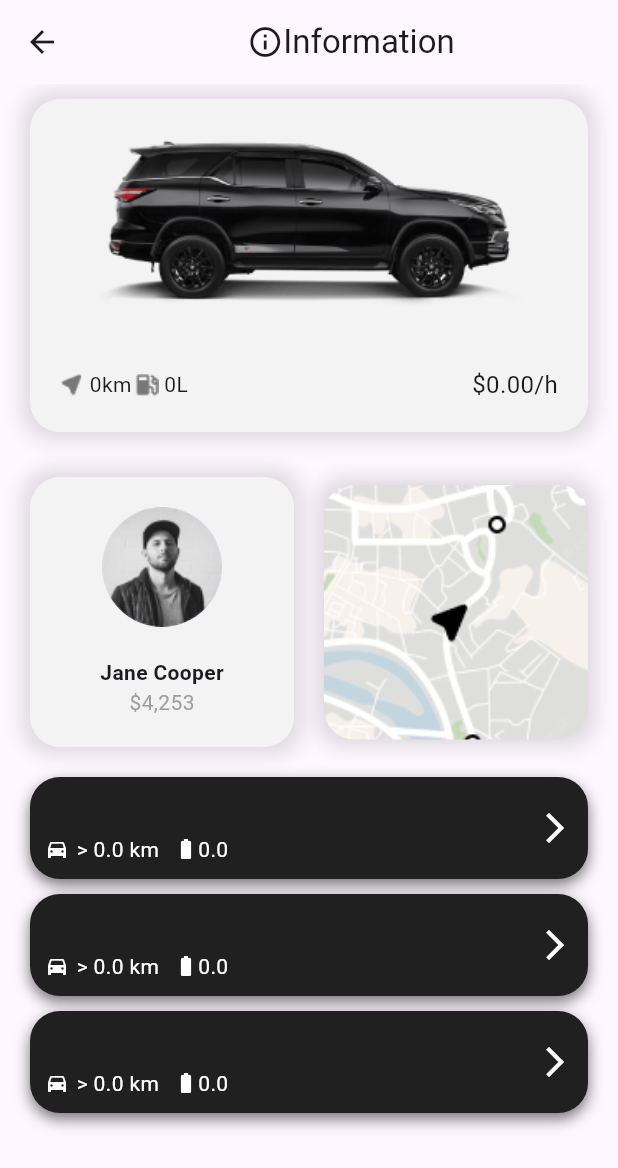
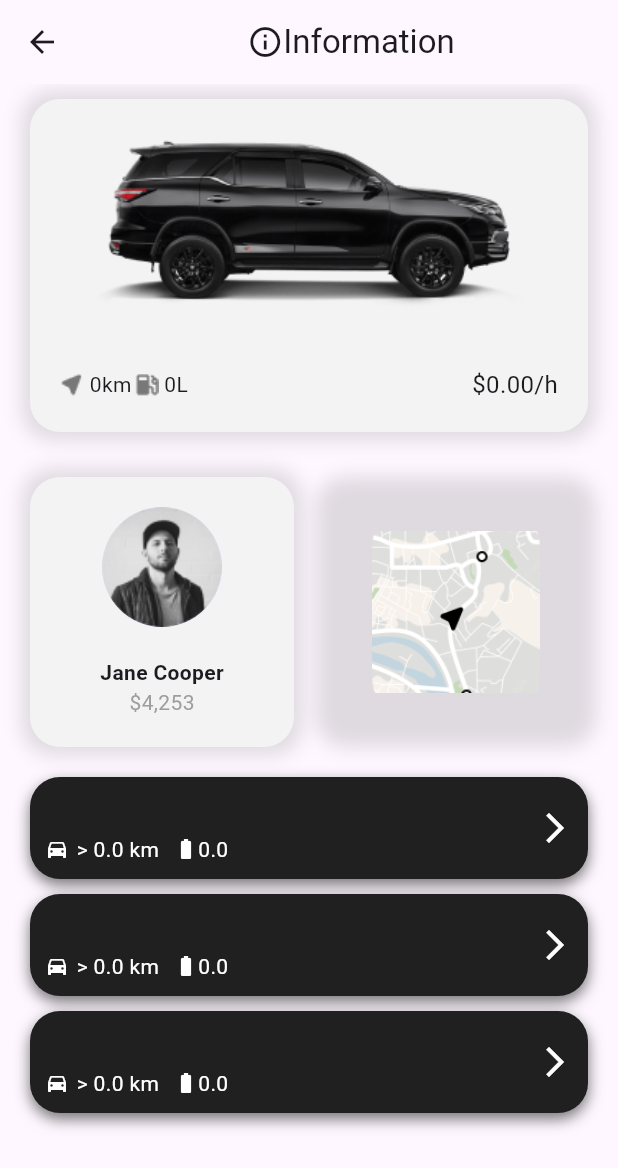
Before and after one commit to rostikKalabishka/car_app, a Flutter app: the CarDetailsPage screen opened directly with empty values, on a phone screen of 412 x 824 dp. Shown: the top 1168 px of the screen. Run offline on Flutter 3.47's test engine with Material 3 defaults, Android fonts, the phone set to English and light mode, and no system bars; our stand-ins replace firebase_core, flutter_map, latlong2; accounts and stored records are empty.

Commit message:
add animation

```diff
--- a/lib/presentation/page/car_details_page.dart
+++ b/lib/presentation/page/car_details_page.dart
@@ -4,9 +4,38 @@ import 'package:car_app/presentation/widgets/car_card.dart';
 import 'package:car_app/presentation/widgets/more_card.dart';
 import 'package:flutter/material.dart';
 
-class CarDetailsPage extends StatelessWidget {
+class CarDetailsPage extends StatefulWidget {
   const CarDetailsPage({super.key, required this.car});
   final Car car;
+  @override
+  State<CarDetailsPage> createState() => _CarDetailsPageState();
+}
+
+class _CarDetailsPageState extends State<CarDetailsPage>
+    with SingleTickerProviderStateMixin {
+  AnimationController? _animationController;
+  Animation<double>? _animation;
+
+  @override
+  void initState() {
+    _animationController =
+        AnimationController(vsync: this, duration: const Duration(seconds: 3));
+    _animation =
+        Tween<double>(begin: 1.0, end: 1.5).animate(_animationController!)
+          ..addListener(() {
+            setState(() {});
+          });
+
+    _animationController!.forward();
+    super.initState();
+  }
+
+  @override
+  void dispose() {
+    _animationController!.forward();
+
+    super.dispose();
+  }
 
   @override
   Widget build(BuildContext context) {
@@ -19,7 +48,7 @@ class CarDetailsPage extends StatelessWidget {
       ),
       body: Column(
         children: [
-          CarCard(car: car),
+          CarCard(car: widget.car),
           const SizedBox(
             height: 20,
           ),
@@ -69,7 +98,7 @@ class CarDetailsPage extends StatelessWidget {
                       Navigator.of(context).push(
                         MaterialPageRoute(
                           builder: (context) => MapDetailsPage(
-                            car: car,
+                            car: widget.car,
                           ),
                         ),
                       );
@@ -78,16 +107,23 @@ class CarDetailsPage extends StatelessWidget {
                       height: 170,
                       decoration: BoxDecoration(
                           borderRadius: BorderRadius.circular(20),
-                          image: const DecorationImage(
-                            image: AssetImage('assets/maps.png'),
-                            fit: BoxFit.cover,
-                          ),
                           boxShadow: const [
                             BoxShadow(
                                 color: Colors.black12,
                                 blurRadius: 10,
                                 spreadRadius: 5)
                           ]),
+                      child: ClipRRect(
+                        borderRadius: BorderRadius.circular(20),
+                        child: Transform.scale(
+                          scale: _animationController!.value,
+                          alignment: Alignment.center,
+                          child: Image.asset(
+                            'assets/maps.png',
+                            fit: BoxFit.cover,
+                          ),
+                        ),
+                      ),
                     ),
                   ),
                 )
@@ -98,15 +134,15 @@ class CarDetailsPage extends StatelessWidget {
             padding: const EdgeInsets.all(20),
             child: Column(
               children: [
-                MoreCardWidget(car: car),
+                MoreCardWidget(car: widget.car),
                 const SizedBox(
                   height: 10,
                 ),
-                MoreCardWidget(car: car),
+                MoreCardWidget(car: widget.car),
                 const SizedBox(
                   height: 10,
                 ),
-                MoreCardWidget(car: car),
+                MoreCardWidget(car: widget.car),
               ],
             ),
           )
```
